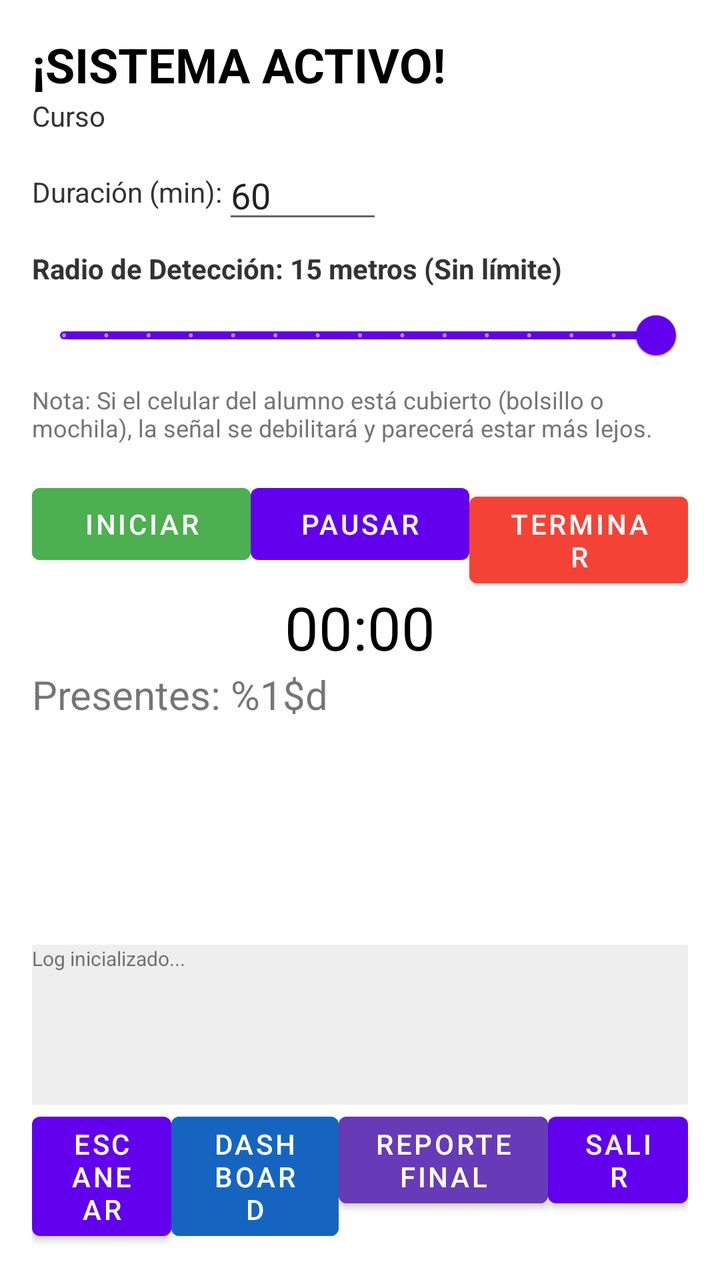
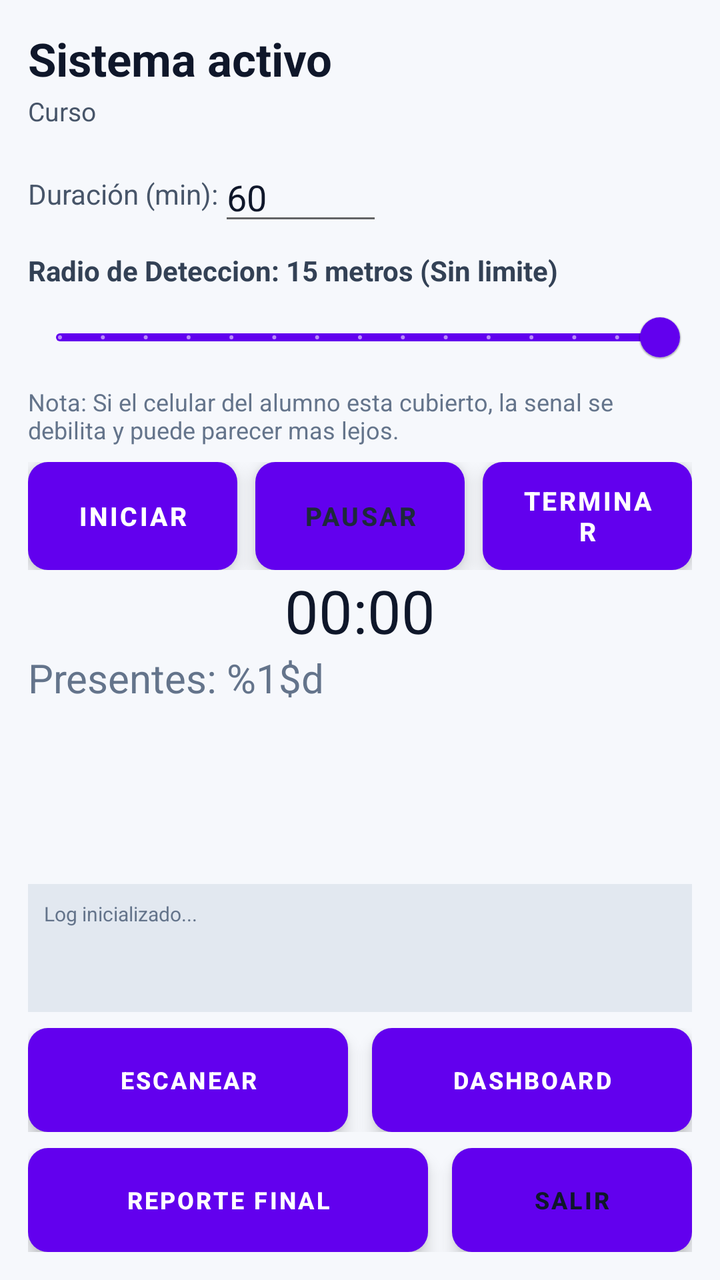

Two renders of the same Android screen: before a commit and after it. Below are the layout's source before the change and the commit's diff.
<!-- AndroidManifest.xml: application theme Theme.SmartAttendance -->
<!-- res/layout/activity_teacher.xml -->
<?xml version="1.0" encoding="utf-8"?>
<LinearLayout xmlns:android="http://schemas.android.com/apk/res/android"
    android:layout_width="match_parent"
    android:layout_height="match_parent"
    android:orientation="vertical"
    android:padding="16dp"
    android:background="#FFFFFF">

    <TextView
        android:id="@+id/tvWelcome"
        android:layout_width="wrap_content"
        android:layout_height="wrap_content"
        android:text="¡SISTEMA ACTIVO!"
        android:textSize="24sp"
        android:textColor="#000000"
        android:textStyle="bold"/>

    <TextView
        android:id="@+id/tvCourseName"
        android:layout_width="wrap_content"
        android:layout_height="wrap_content"
        android:text="Curso"
        android:textColor="#333333"/>

    <LinearLayout
        android:layout_width="match_parent"
        android:layout_height="wrap_content"
        android:orientation="horizontal"
        android:layout_marginTop="8dp"
        android:gravity="center_vertical">

        <TextView
            android:layout_width="wrap_content"
            android:layout_height="wrap_content"
            android:text="@string/duration_label"
            android:textColor="#333333"/>

        <EditText
            android:id="@+id/etDuration"
            android:layout_width="80dp"
            android:layout_height="wrap_content"
            android:inputType="number"
            android:text="60"
            android:hint="@string/duration_hint"/>

        <View
            android:layout_width="0dp"
            android:layout_height="0dp"
            android:layout_weight="1"/>
    </LinearLayout>

    <LinearLayout
        android:layout_width="match_parent"
        android:layout_height="wrap_content"
        android:orientation="vertical"
        android:layout_marginTop="8dp">

        <TextView
            android:id="@+id/tvDistanceLabel"
            android:layout_width="wrap_content"
            android:layout_height="wrap_content"
            android:text="Radio de Detección: 15 metros (Sin límite)"
            android:textColor="#333333"
            android:textStyle="bold"/>

        <com.google.android.material.slider.Slider
            android:id="@+id/sliderDistance"
            android:layout_width="match_parent"
            android:layout_height="wrap_content"
            android:valueFrom="1.0"
            android:valueTo="15.0"
            android:stepSize="1.0"
            android:value="15.0" />

        <TextView
            android:layout_width="match_parent"
            android:layout_height="wrap_content"
            android:text="Nota: Si el celular del alumno está cubierto (bolsillo o mochila), la señal se debilitará y parecerá estar más lejos."
            android:textSize="12sp"
            android:textColor="#757575"
            android:layout_marginBottom="8dp"/>
    </LinearLayout>

    <LinearLayout
        android:layout_width="match_parent"
        android:layout_height="wrap_content"
        android:orientation="horizontal"
        android:layout_marginTop="8dp">
        <Button android:id="@+id/btnStart" android:layout_width="0dp" android:layout_weight="1" android:layout_height="wrap_content" android:text="@string/btn_start" android:backgroundTint="#4CAF50"/>
        <Button android:id="@+id/btnPause" android:layout_width="0dp" android:layout_weight="1" android:layout_height="wrap_content" android:text="@string/btn_pause"/>
        <Button android:id="@+id/btnFinish" android:layout_width="0dp" android:layout_weight="1" android:layout_height="wrap_content" android:text="@string/btn_finish" android:backgroundTint="#F44336"/>
    </LinearLayout>

    <TextView
        android:id="@+id/tvTimer"
        android:layout_width="match_parent"
        android:layout_height="wrap_content"
        android:gravity="center"
        android:textSize="30sp"
        android:text="00:00"
        android:textColor="#000000"/>

    <TextView
        android:id="@+id/tvPresentCount"
        android:layout_width="wrap_content"
        android:layout_height="wrap_content"
        android:text="@string/students_present"
        android:textSize="20sp"/>

    <androidx.recyclerview.widget.RecyclerView
        android:id="@+id/rvStudents"
        android:layout_width="match_parent"
        android:layout_height="0dp"
        android:layout_weight="1"/>

    <TextView
        android:id="@+id/tvLog"
        android:layout_width="match_parent"
        android:layout_height="80dp"
        android:background="#EEEEEE"
        android:textSize="10sp"
        android:text="@string/log_initialized"/>

    <LinearLayout
        android:layout_width="match_parent"
        android:layout_height="wrap_content"
        android:orientation="horizontal">
        <Button android:id="@+id/btnScan" android:layout_width="0dp" android:layout_weight="1" android:layout_height="wrap_content" android:text="@string/btn_scan"/>
        <Button android:id="@+id/btnDashboard" android:layout_width="0dp" android:layout_weight="1.2" android:layout_height="wrap_content" android:text="DASHBOARD" android:backgroundTint="#1565C0"/>
        <Button android:id="@+id/btnSummary" android:layout_width="0dp" android:layout_weight="1.5" android:layout_height="wrap_content" android:text="@string/btn_summary" android:backgroundTint="#673AB7"/>
        <Button android:id="@+id/btnLogout" android:layout_width="0dp" android:layout_weight="1" android:layout_height="wrap_content" android:text="@string/btn_exit"/>
    </LinearLayout>

    <ProgressBar
        android:id="@+id/progressBar"
        android:layout_width="wrap_content"
        android:layout_height="wrap_content"
        android:visibility="gone"/>

</LinearLayout>
<!-- resources referenced by this layout -->
<resources>
  <string name="btn_exit">SALIR</string>
  <string name="btn_finish">TERMINAR</string>
  <string name="btn_pause">PAUSAR</string>
  <string name="btn_scan">ESCANEAR</string>
  <string name="btn_start">INICIAR</string>
  <string name="btn_summary">REPORTE FINAL</string>
  <string name="duration_hint">Minutos</string>
  <string name="duration_label">Duración (min): </string>
  <string name="log_initialized">Log inicializado...</string>
  <string name="students_present">Presentes: %1$d</string>
  <style name="Theme.SmartAttendance" parent="Base.Theme.SmartAttendance" />
  <style name="Base.Theme.SmartAttendance" parent="Theme.MaterialComponents.Light.NoActionBar">
      </style>
</resources>

<!-- the commit's change to res/layout/activity_teacher.xml (unified diff, before → after) -->
@@ -2,139 +2,240 @@
 <LinearLayout xmlns:android="http://schemas.android.com/apk/res/android"
     android:layout_width="match_parent"
     android:layout_height="match_parent"
+    android:background="#F6F8FC"
     android:orientation="vertical"
-    android:padding="16dp"
-    android:background="#FFFFFF">
+    android:padding="14dp">
 
     <TextView
         android:id="@+id/tvWelcome"
-        android:layout_width="wrap_content"
-        android:layout_height="wrap_content"
-        android:text="¡SISTEMA ACTIVO!"
-        android:textSize="24sp"
-        android:textColor="#000000"
-        android:textStyle="bold"/>
+        android:layout_width="match_parent"
+        android:layout_height="wrap_content"
+        android:text="Sistema activo"
+        android:textColor="#0F172A"
+        android:textSize="23sp"
+        android:textStyle="bold" />
 
     <TextView
         android:id="@+id/tvCourseName"
-        android:layout_width="wrap_content"
-        android:layout_height="wrap_content"
+        android:layout_width="match_parent"
+        android:layout_height="wrap_content"
+        android:layout_marginTop="2dp"
         android:text="Curso"
-        android:textColor="#333333"/>
+        android:textColor="#475569"
+        android:textSize="13sp" />
 
     <LinearLayout
         android:layout_width="match_parent"
         android:layout_height="wrap_content"
-        android:orientation="horizontal"
-        android:layout_marginTop="8dp"
-        android:gravity="center_vertical">
+        android:layout_marginTop="12dp"
+        android:gravity="center_vertical"
+        android:orientation="horizontal">
 
         <TextView
             android:layout_width="wrap_content"
             android:layout_height="wrap_content"
             android:text="@string/duration_label"
-            android:textColor="#333333"/>
+            android:textColor="#475569"
+            android:textSize="14sp" />
 
         <EditText
             android:id="@+id/etDuration"
-            android:layout_width="80dp"
-            android:layout_height="wrap_content"
+            android:layout_width="82dp"
+            android:layout_height="wrap_content"
+            android:hint="@string/duration_hint"
             android:inputType="number"
             android:text="60"
-            android:hint="@string/duration_hint"/>
-
-        <View
+            android:textColor="#0F172A" />
+    </LinearLayout>
+
+    <TextView
+        android:id="@+id/tvDistanceLabel"
+        android:layout_width="match_parent"
+        android:layout_height="wrap_content"
+        android:layout_marginTop="8dp"
+        android:text="Radio de Deteccion: 15 metros (Sin limite)"
+        android:textColor="#334155"
+        android:textStyle="bold" />
+
+    <com.google.android.material.slider.Slider
+        android:id="@+id/sliderDistance"
+        android:layout_width="match_parent"
+        android:layout_height="wrap_content"
+        android:value="15.0"
+        android:valueFrom="1.0"
+        android:valueTo="15.0"
+        android:stepSize="1.0" />
+
+    <TextView
+        android:layout_width="match_parent"
+        android:layout_height="wrap_content"
+        android:layout_marginBottom="8dp"
+        android:text="Nota: Si el celular del alumno esta cubierto, la senal se debilita y puede parecer mas lejos."
+        android:textColor="#64748B"
+        android:textSize="12sp" />
+
+    <LinearLayout
+        android:layout_width="match_parent"
+        android:layout_height="wrap_content"
+        android:baselineAligned="false"
+        android:orientation="horizontal">
+
+        <Button
+            android:id="@+id/btnStart"
             android:layout_width="0dp"
-            android:layout_height="0dp"
-            android:layout_weight="1"/>
+            android:layout_height="54dp"
+            android:layout_marginEnd="6dp"
+            android:layout_weight="1"
+            android:background="@drawable/bg_button_success"
+            android:elevation="6dp"
+            android:stateListAnimator="@null"
+            android:text="@string/btn_start"
+            android:textColor="#FFFFFF"
+            android:textSize="13sp"
+            android:textStyle="bold" />
+
+        <Button
+            android:id="@+id/btnPause"
+            android:layout_width="0dp"
+            android:layout_height="54dp"
+            android:layout_marginHorizontal="3dp"
+            android:layout_weight="1"
+            android:background="@drawable/bg_button_neutral"
+            android:elevation="6dp"
+            android:stateListAnimator="@null"
+            android:text="@string/btn_pause"
+            android:textColor="#1E293B"
+            android:textSize="13sp"
+            android:textStyle="bold" />
+
+        <Button
+            android:id="@+id/btnFinish"
+            android:layout_width="0dp"
+            android:layout_height="54dp"
+            android:layout_marginStart="6dp"
+            android:layout_weight="1"
+            android:background="@drawable/bg_button_danger"
+            android:elevation="6dp"
+            android:stateListAnimator="@null"
+            android:text="@string/btn_finish"
+            android:textColor="#FFFFFF"
+            android:textSize="13sp"
+            android:textStyle="bold" />
     </LinearLayout>
 
-    <LinearLayout
-        android:layout_width="match_parent"
-        android:layout_height="wrap_content"
-        android:orientation="vertical"
-        android:layout_marginTop="8dp">
-
-        <TextView
-            android:id="@+id/tvDistanceLabel"
-            android:layout_width="wrap_content"
-            android:layout_height="wrap_content"
-            android:text="Radio de Detección: 15 metros (Sin límite)"
-            android:textColor="#333333"
-            android:textStyle="bold"/>
-
-        <com.google.android.material.slider.Slider
-            android:id="@+id/sliderDistance"
-            android:layout_width="match_parent"
-            android:layout_height="wrap_content"
-            android:valueFrom="1.0"
-            android:valueTo="15.0"
-            android:stepSize="1.0"
-            android:value="15.0" />
-
-        <TextView
-            android:layout_width="match_parent"
-            android:layout_height="wrap_content"
-            android:text="Nota: Si el celular del alumno está cubierto (bolsillo o mochila), la señal se debilitará y parecerá estar más lejos."
-            android:textSize="12sp"
-            android:textColor="#757575"
-            android:layout_marginBottom="8dp"/>
-    </LinearLayout>
-
-    <LinearLayout
-        android:layout_width="match_parent"
-        android:layout_height="wrap_content"
-        android:orientation="horizontal"
-        android:layout_marginTop="8dp">
-        <Button android:id="@+id/btnStart" android:layout_width="0dp" android:layout_weight="1" android:layout_height="wrap_content" android:text="@string/btn_start" android:backgroundTint="#4CAF50"/>
-        <Button android:id="@+id/btnPause" android:layout_width="0dp" android:layout_weight="1" android:layout_height="wrap_content" android:text="@string/btn_pause"/>
-        <Button android:id="@+id/btnFinish" android:layout_width="0dp" android:layout_weight="1" android:layout_height="wrap_content" android:text="@string/btn_finish" android:backgroundTint="#F44336"/>
-    </LinearLayout>
-
     <TextView
         android:id="@+id/tvTimer"
         android:layout_width="match_parent"
         android:layout_height="wrap_content"
         android:gravity="center"
-        android:textSize="30sp"
         android:text="00:00"
-        android:textColor="#000000"/>
+        android:textColor="#0F172A"
+        android:textSize="30sp" />
 
     <TextView
         android:id="@+id/tvPresentCount"
         android:layout_width="wrap_content"
         android:layout_height="wrap_content"
         android:text="@string/students_present"
-        android:textSize="20sp"/>
+        android:textColor="#64748B"
+        android:textSize="20sp" />
 
     <androidx.recyclerview.widget.RecyclerView
         android:id="@+id/rvStudents"
         android:layout_width="match_parent"
         android:layout_height="0dp"
-        android:layout_weight="1"/>
+        android:layout_weight="1" />
 
     <TextView
         android:id="@+id/tvLog"
         android:layout_width="match_parent"
-        android:layout_height="80dp"
-        android:background="#EEEEEE"
-        android:textSize="10sp"
-        android:text="@string/log_initialized"/>
+        android:layout_height="64dp"
+        android:layout_marginTop="8dp"
+        android:background="#E2E8F0"
+        android:padding="8dp"
+        android:text="@string/log_initialized"
+        android:textColor="#64748B"
+        android:textSize="10sp" />
 
     <LinearLayout
         android:layout_width="match_parent"
         android:layout_height="wrap_content"
-        android:orientation="horizontal">
-        <Button android:id="@+id/btnScan" android:layout_width="0dp" android:layout_weight="1" android:layout_height="wrap_content" android:text="@string/btn_scan"/>
-        <Button android:id="@+id/btnDashboard" android:layout_width="0dp" android:layout_weight="1.2" android:layout_height="wrap_content" android:text="DASHBOARD" android:backgroundTint="#1565C0"/>
-        <Button android:id="@+id/btnSummary" android:layout_width="0dp" android:layout_weight="1.5" android:layout_height="wrap_content" android:text="@string/btn_summary" android:backgroundTint="#673AB7"/>
-        <Button android:id="@+id/btnLogout" android:layout_width="0dp" android:layout_weight="1" android:layout_height="wrap_content" android:text="@string/btn_exit"/>
+        android:layout_marginTop="8dp"
+        android:orientation="vertical">
+
+        <LinearLayout
+            android:layout_width="match_parent"
+            android:layout_height="wrap_content"
+            android:orientation="horizontal">
+
+            <Button
+                android:id="@+id/btnScan"
+                android:layout_width="0dp"
+                android:layout_height="52dp"
+                android:layout_marginEnd="6dp"
+                android:layout_weight="1"
+                android:background="@drawable/bg_button_primary"
+                android:elevation="5dp"
+                android:stateListAnimator="@null"
+                android:text="@string/btn_scan"
+                android:textColor="#FFFFFF"
+                android:textSize="12sp"
+                android:textStyle="bold" />
+
+            <Button
+                android:id="@+id/btnDashboard"
+                android:layout_width="0dp"
+                android:layout_height="52dp"
+                android:layout_marginStart="6dp"
+                android:layout_weight="1"
+                android:background="@drawable/bg_button_primary"
+                android:elevation="5dp"
+                android:stateListAnimator="@null"
+                android:text="DASHBOARD"
+                android:textColor="#FFFFFF"
+                android:textSize="12sp"
+                android:textStyle="bold" />
+        </LinearLayout>
+
+        <LinearLayout
+            android:layout_width="match_parent"
+            android:layout_height="wrap_content"
+            android:layout_marginTop="8dp"
+            android:orientation="horizontal">
+
+            <Button
+                android:id="@+id/btnSummary"
+                android:layout_width="0dp"
+                android:layout_height="52dp"
+                android:layout_marginEnd="6dp"
+                android:layout_weight="1.25"
+                android:background="@drawable/bg_button_primary"
+                android:elevation="5dp"
+                android:stateListAnimator="@null"
+                android:text="@string/btn_summary"
+                android:textColor="#FFFFFF"
+                android:textSize="12sp"
+                android:textStyle="bold" />
+
+            <Button
+                android:id="@+id/btnLogout"
+                android:layout_width="0dp"
+                android:layout_height="52dp"
+                android:layout_marginStart="6dp"
+                android:layout_weight="0.75"
+                android:background="@drawable/bg_button_neutral"
+                android:elevation="5dp"
+                android:stateListAnimator="@null"
+                android:text="@string/btn_exit"
+                android:textColor="#0F172A"
+                android:textSize="12sp"
+                android:textStyle="bold" />
+        </LinearLayout>
     </LinearLayout>
 
     <ProgressBar
         android:id="@+id/progressBar"
         android:layout_width="wrap_content"
         android:layout_height="wrap_content"
-        android:visibility="gone"/>
-
+        android:visibility="gone" />
 </LinearLayout>
<!-- resource entries referenced after the edit -->
@@ -1,5 +1,69 @@
 <!-- resources referenced by this layout -->
 <resources>
+  <!-- drawable bg_button_danger (drawable) -->
+  <?xml version="1.0" encoding="utf-8"?>
+  <selector xmlns:android="http://schemas.android.com/apk/res/android">
+      <item android:state_pressed="true">
+          <shape android:shape="rectangle">
+              <corners android:radius="10dp" />
+              <gradient android:angle="90" android:endColor="#991B1B" android:startColor="#B91C1C" />
+          </shape>
+      </item>
+      <item>
+          <shape android:shape="rectangle">
+              <corners android:radius="10dp" />
+              <gradient android:angle="90" android:endColor="#DC2626" android:startColor="#EF4444" />
+          </shape>
+      </item>
+  </selector>
+  <!-- drawable bg_button_neutral (drawable) -->
+  <?xml version="1.0" encoding="utf-8"?>
+  <selector xmlns:android="http://schemas.android.com/apk/res/android">
+      <item android:state_pressed="true">
+          <shape android:shape="rectangle">
+              <corners android:radius="10dp" />
+              <solid android:color="#CBD5E1" />
+          </shape>
+      </item>
+      <item>
+          <shape android:shape="rectangle">
+              <corners android:radius="10dp" />
+              <solid android:color="#E2E8F0" />
+          </shape>
+      </item>
+  </selector>
+  <!-- drawable bg_button_primary (drawable) -->
+  <?xml version="1.0" encoding="utf-8"?>
+  <selector xmlns:android="http://schemas.android.com/apk/res/android">
+      <item android:state_pressed="true">
+          <shape android:shape="rectangle">
+              <corners android:radius="10dp" />
+              <gradient android:angle="90" android:endColor="#1E40AF" android:startColor="#1D4ED8" />
+          </shape>
+      </item>
+      <item>
+          <shape android:shape="rectangle">
+              <corners android:radius="10dp" />
+              <gradient android:angle="90" android:endColor="#2563EB" android:startColor="#3B82F6" />
+          </shape>
+      </item>
+  </selector>
+  <!-- drawable bg_button_success (drawable) -->
+  <?xml version="1.0" encoding="utf-8"?>
+  <selector xmlns:android="http://schemas.android.com/apk/res/android">
+      <item android:state_pressed="true">
+          <shape android:shape="rectangle">
+              <corners android:radius="10dp" />
+              <gradient android:angle="90" android:endColor="#166534" android:startColor="#15803D" />
+          </shape>
+      </item>
+      <item>
+          <shape android:shape="rectangle">
+              <corners android:radius="10dp" />
+              <gradient android:angle="90" android:endColor="#16A34A" android:startColor="#22C55E" />
+          </shape>
+      </item>
+  </selector>
   <string name="btn_exit">SALIR</string>
   <string name="btn_finish">TERMINAR</string>
   <string name="btn_pause">PAUSAR</string>
